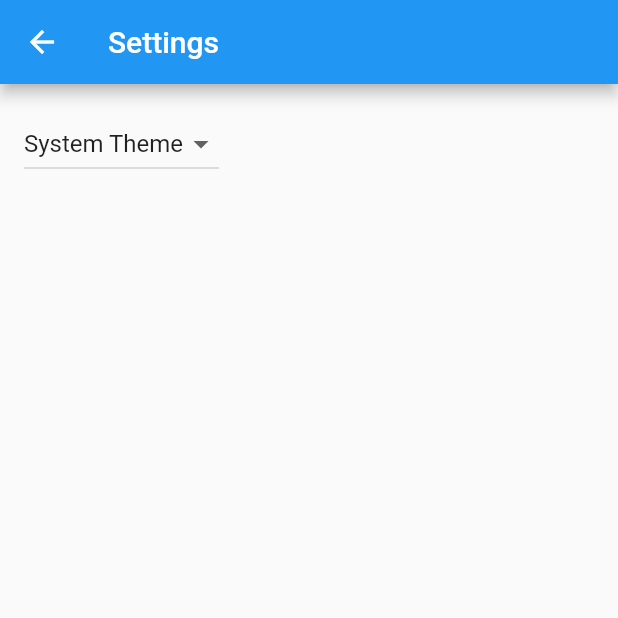
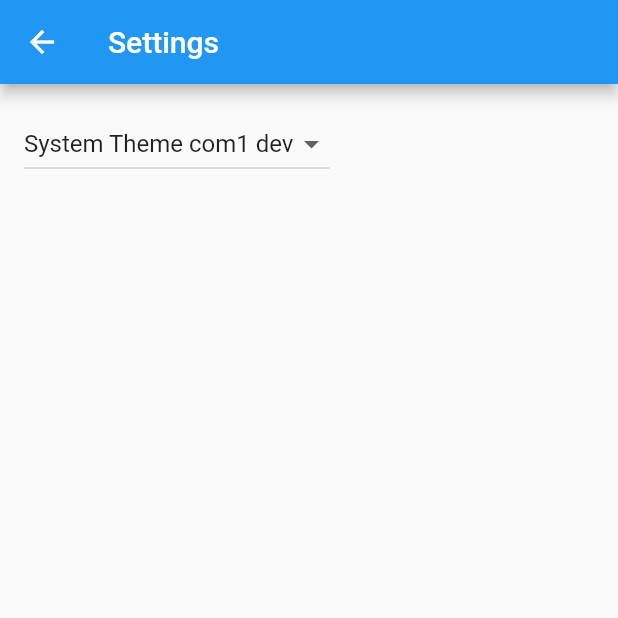
Before and after one commit to Eng-MohamedGadala/pmaster, a Flutter app: the SettingsView screen opened by its route, on a phone screen of 412 x 824 dp, the top half of it. Run offline on Flutter 3.47's test engine with Material 2 defaults, Android fonts, the phone set to English and light mode, and no system bars; generated files the repository leaves out were written again.

Commit message:
com1 dev

```diff
--- a/lib/src/settings/settings_view.dart
+++ b/lib/src/settings/settings_view.dart
@@ -33,7 +33,7 @@ class SettingsView extends StatelessWidget {
           items: const [
             DropdownMenuItem(
               value: ThemeMode.system,
-              child: Text('System Theme'),
+              child: Text('System Theme com1 dev'),
             ),
             DropdownMenuItem(
               value: ThemeMode.light,
```
